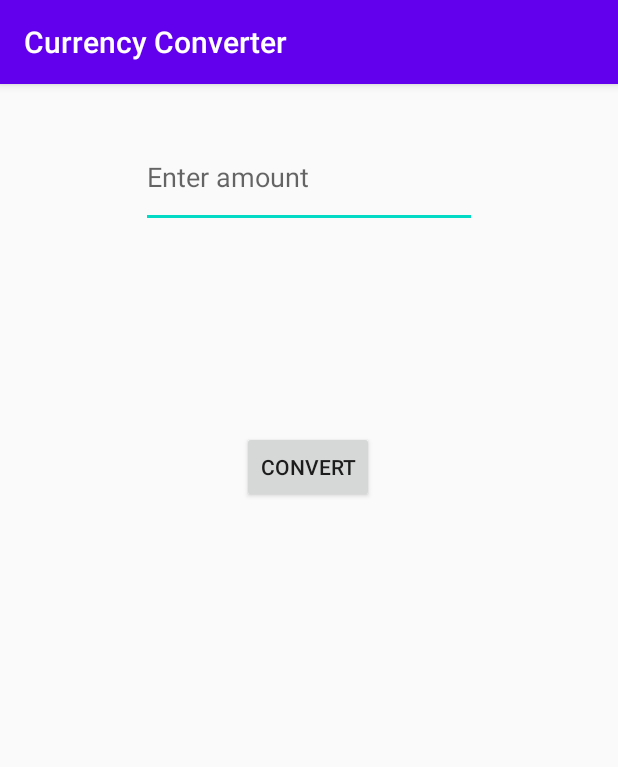
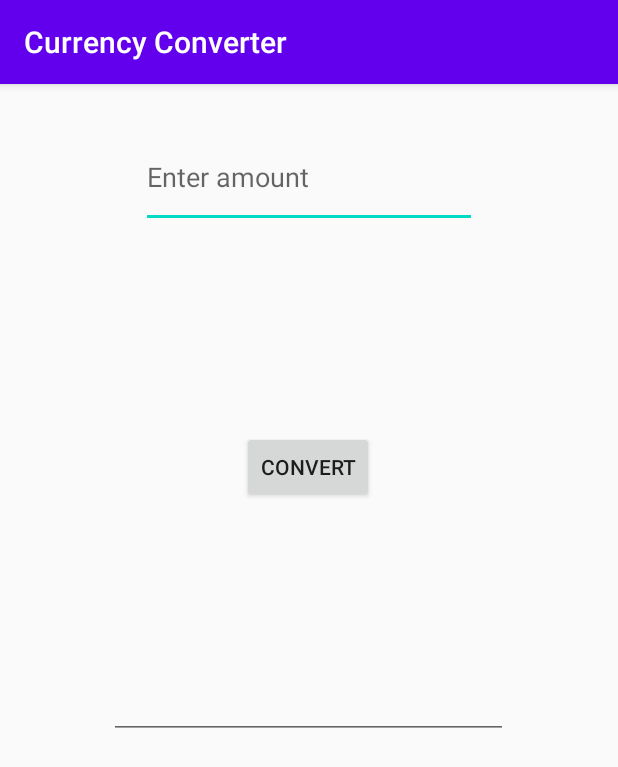
Before and after one commit to Cooplix/CurrencyConverter, an Android app: the screen it shows after launch (MainActivity), on a phone screen of 412 x 824 dp. Shown: the top 767 px of the screen. Run offline under Robolectric (Android 15) with nearby library versions, the phone set to English and light mode, and no system bars.

Commit message:
Add new textView for more interective

```diff
--- a/app/src/main/java/com/example/currencyconverter/MainActivity.java
+++ b/app/src/main/java/com/example/currencyconverter/MainActivity.java
@@ -25,6 +25,8 @@ public class MainActivity extends AppCompatActivity {
 
         Double polishAmount = amountDouble * 3.5;
 
-        Toast.makeText(MainActivity.this, polishAmount.toString() + " in Dollars: " + polishAmount.toString(), LENGTH_SHORT).show();
+        EditText resultAmountPolish = (EditText) findViewById(R.id.resultAmountPolish);
+
+        resultAmountPolish.setText(String.format("%.2f", polishAmount) + " PLN in Dollars: " + String.format("%.2f", polishAmount));
 ;    }
 }
--- a/app/src/main/res/layout/activity_main.xml
+++ b/app/src/main/res/layout/activity_main.xml
@@ -37,4 +37,19 @@
         app:layout_constraintStart_toStartOf="parent"
         app:layout_constraintTop_toTopOf="parent"
         app:layout_constraintVertical_bias="0.0" />
+
+    <EditText
+        android:id="@+id/resultAmountPolish"
+        android:layout_width="266dp"
+        android:layout_height="49dp"
+        android:layout_marginTop="108dp"
+        android:ems="10"
+        android:inputType="numberDecimal"
+        app:layout_constraintBottom_toBottomOf="parent"
+        app:layout_constraintEnd_toEndOf="parent"
+        app:layout_constraintHorizontal_bias="0.497"
+        app:layout_constraintStart_toStartOf="parent"
+        app:layout_constraintTop_toBottomOf="@+id/button"
+        app:layout_constraintVertical_bias="0.0" />
+
 </androidx.constraintlayout.widget.ConstraintLayout>
```
